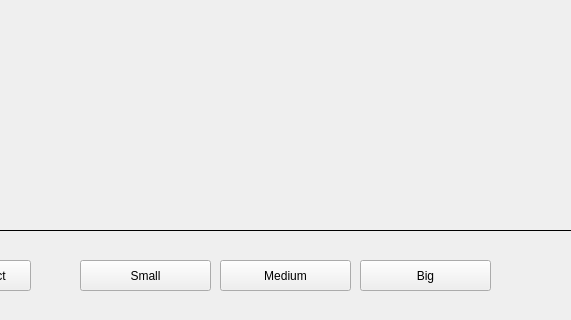
First picture: the form in src/WarehouseSimulator/qtWidgetUI/mainwindow.ui, repository PiotrApriasz/WarehouseSimulator, before the edit; both pictures show x 119 to 690 and y 480 to 800 of the 1280 by 800 pixel window.
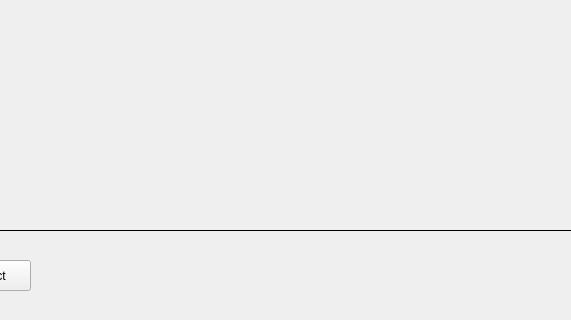
Second picture: the form after the edit.

Commit message: Add product creator dialog

```diff
--- a/src/WarehouseSimulator/qtWidgetUI/mainwindow.ui
+++ b/src/WarehouseSimulator/qtWidgetUI/mainwindow.ui
@@ -79,63 +79,6 @@
       <string>Edit</string>
      </property>
     </widget>
-    <widget class="QPushButton" name="smallProductBtn">
-     <property name="geometry">
-      <rect>
-       <x>200</x>
-       <y>30</y>
-       <width>131</width>
-       <height>31</height>
-      </rect>
-     </property>
-     <property name="autoFillBackground">
-      <bool>false</bool>
-     </property>
-     <property name="text">
-      <string>Small</string>
-     </property>
-     <property name="default">
-      <bool>false</bool>
-     </property>
-    </widget>
-    <widget class="QPushButton" name="mediumProductBtn">
-     <property name="geometry">
-      <rect>
-       <x>340</x>
-       <y>30</y>
-       <width>131</width>
-       <height>31</height>
-      </rect>
-     </property>
-     <property name="autoFillBackground">
-      <bool>false</bool>
-     </property>
-     <property name="text">
-      <string>Medium</string>
-     </property>
-     <property name="default">
-      <bool>false</bool>
-     </property>
-    </widget>
-    <widget class="QPushButton" name="bigProductBtn">
-     <property name="geometry">
-      <rect>
-       <x>480</x>
-       <y>30</y>
-       <width>131</width>
-       <height>31</height>
-      </rect>
-     </property>
-     <property name="autoFillBackground">
-      <bool>false</bool>
-     </property>
-     <property name="text">
-      <string>Big</string>
-     </property>
-     <property name="default">
-      <bool>false</bool>
-     </property>
-    </widget>
    </widget>
    <widget class="QFrame" name="frame_2">
     <property name="geometry">
```
The commit also changes 7 other files.
